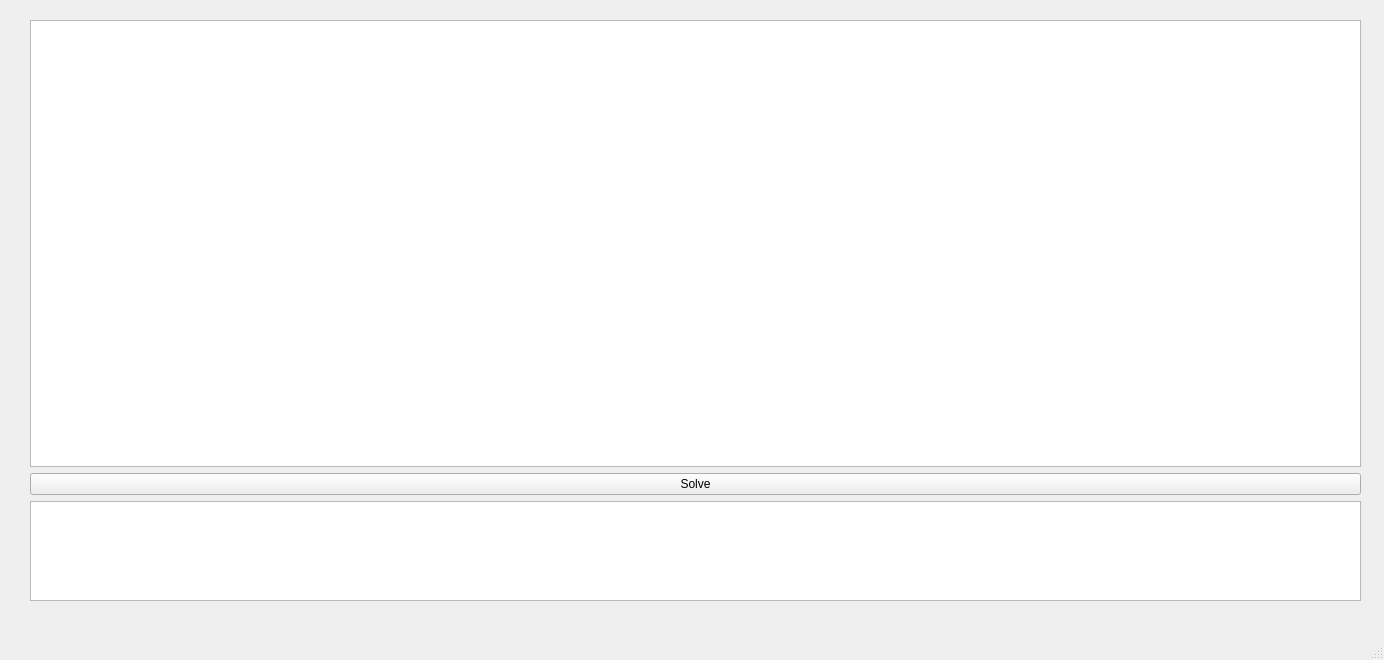
Before: the Qt Designer form pyroll/gui/mainwindow.ui in pyroll-project/pyroll-gui, drawn with Qt 5.
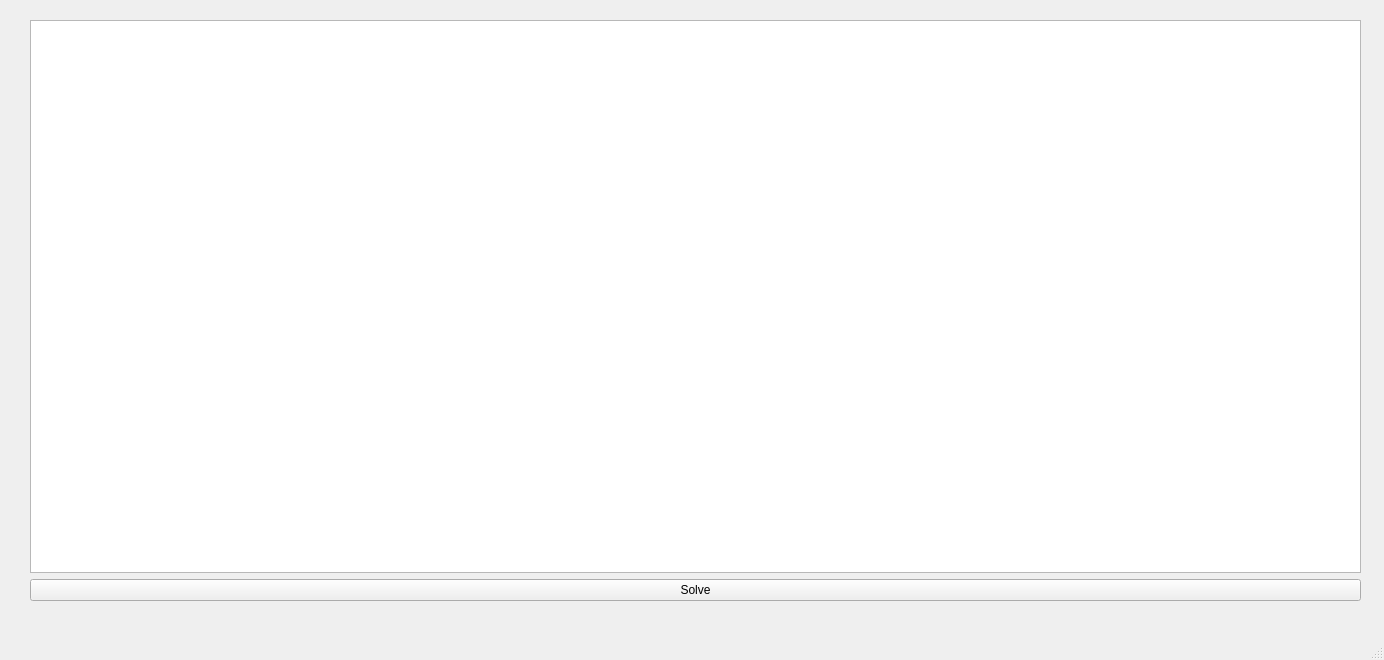
After: the same form once the commit is applied.

Commit message: Remove log again from fixed UI

The edit to the form file:
```diff
--- a/pyroll/gui/mainwindow.ui
+++ b/pyroll/gui/mainwindow.ui
@@ -47,7 +47,7 @@
        </property>
       </widget>
      </item>
-     <item>
+     <!-- <item>
       <widget class="QTextEdit" name="logText">
        <property name="sizePolicy">
         <sizepolicy hsizetype="Expanding" vsizetype="Minimum">
@@ -71,7 +71,7 @@
         <bool>true</bool>
        </property>
       </widget>
-     </item>
+     </item> -->
     </layout>
    </widget>
   </widget>
```
The commit also changes 1 other file.
